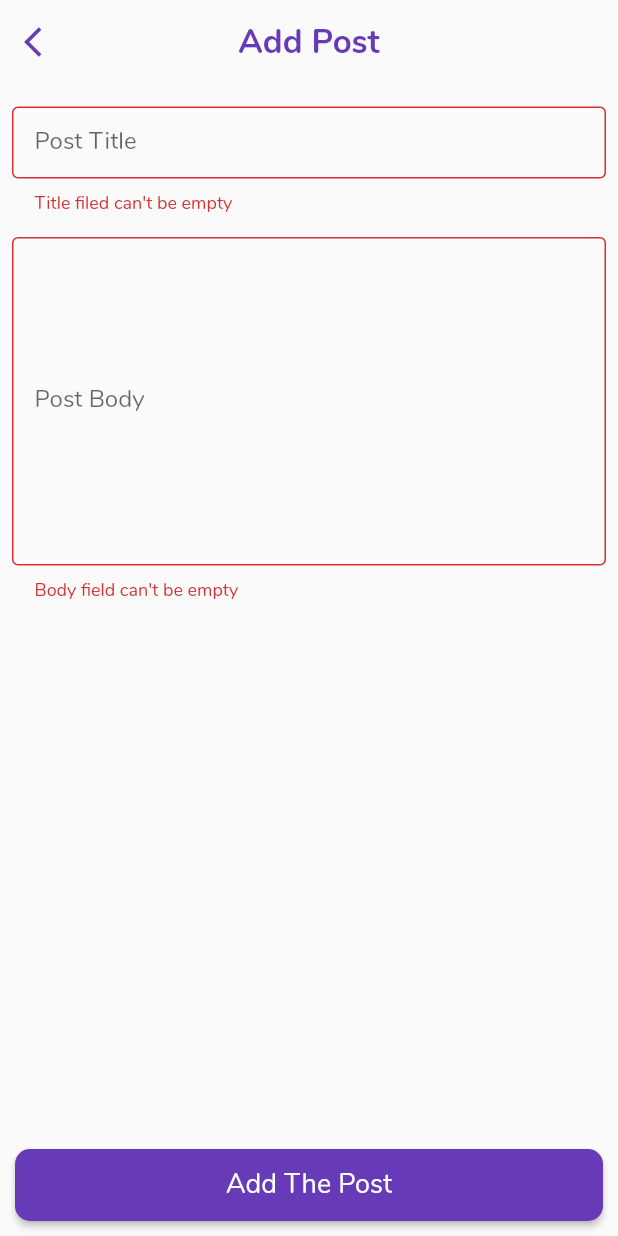
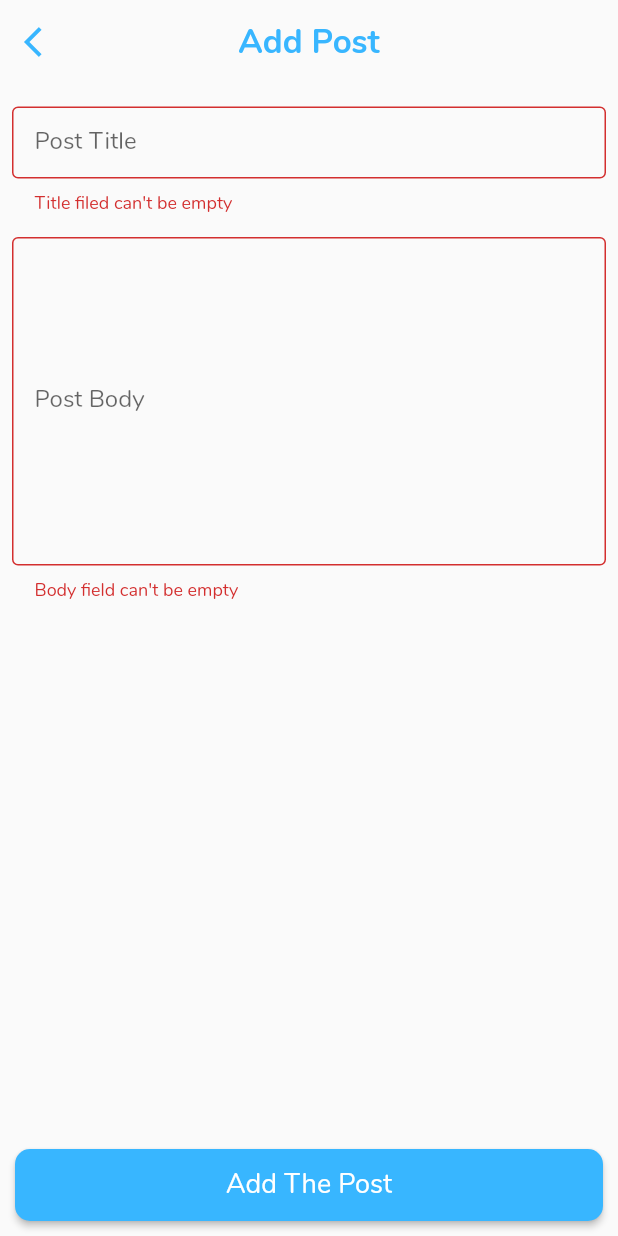
Before and after one commit to himanshusharma89/Flutter-Blog-App, a Flutter app: the AddPost screen opened by its route, after a tap on "Add The Post", on a phone screen of 412 x 824 dp. Run offline on Flutter 3.47's test engine with Material 2 defaults, Android fonts, the phone set to English and light mode, and no system bars; our stand-ins replace cached_network_image, firebase_core, firebase_database, shared_preferences, timeago, webview_flutter; accounts and stored records are empty.

Commit message:
App Logo + Theme Update

```diff
--- /dev/null
+++ b/lib/helpers/app_theme.dart
@@ -0,0 +1,5 @@
+import 'package:flutter/material.dart';
+
+class AppTheme{
+  static const Color primaryColor = Color(0xff38b6ff);
+}
--- a/lib/helpers/floating_button.dart
+++ b/lib/helpers/floating_button.dart
@@ -1,3 +1,4 @@
+import 'package:blog_app/helpers/app_theme.dart';
 import 'package:blog_app/providers/theme_notifier.dart';
 import 'package:flutter/material.dart';
 import 'package:provider/provider.dart';
@@ -19,13 +20,13 @@ class _FloatingButtonState extends State<FloatingButton> {
       margin: const EdgeInsets.only(bottom: 10),
       height: kFloatingActionButtonMargin * 3,
       child: RaisedButton(
-          color: themeChange.darkTheme ? Colors.white :  Colors.deepPurple,
+          color: themeChange.darkTheme ? Colors.white :  AppTheme.primaryColor,
           shape:
               RoundedRectangleBorder(borderRadius: BorderRadius.circular(10)),
           onPressed: widget.onPressed,
           child: Text(
             widget.buttonText,
-            style: TextStyle(color: themeChange.darkTheme ? Colors.deepPurple : Colors.white, fontSize: 18),
+            style: TextStyle(color: themeChange.darkTheme ? AppTheme.primaryColor : Colors.white, fontSize: 18),
           )),
     );
   }
--- a/lib/models/theme_data.dart
+++ b/lib/helpers/theme_data.dart
@@ -1,3 +1,4 @@
+import 'package:blog_app/helpers/app_theme.dart';
 import 'package:flutter/material.dart';
 
 final darkTheme = ThemeData(
@@ -8,11 +9,11 @@ final darkTheme = ThemeData(
     backgroundColor: const Color(0xFF212121),
     accentColor: Colors.white,
     floatingActionButtonTheme: FloatingActionButtonThemeData(
-        foregroundColor: Colors.deepPurple, backgroundColor: Colors.white),
+        foregroundColor: AppTheme.primaryColor, backgroundColor: Colors.white),
     dividerColor: Colors.black12,
     inputDecorationTheme: InputDecorationTheme(
       // enabledBorder: new OutlineInputBorder(
-      //   borderSide:  BorderSide(color: Colors.deepPurple ),
+      //   borderSide:  BorderSide(color: AppTheme.primaryColor ),
       // ),
       focusedBorder: new OutlineInputBorder(
         borderSide: BorderSide(color: Colors.white),
@@ -35,32 +36,32 @@ final darkTheme = ThemeData(
 
 final lightTheme = ThemeData(
     primarySwatch: Colors.purple,
-    primaryColor: Colors.deepPurple,
+    primaryColor: AppTheme.primaryColor,
     fontFamily: 'Nunito',
     brightness: Brightness.light,
     backgroundColor: const Color(0xFFE5E5E5),
     accentColor: Colors.black,
     floatingActionButtonTheme: FloatingActionButtonThemeData(
-        foregroundColor: Colors.white, backgroundColor: Colors.deepPurple),
+        foregroundColor: Colors.white, backgroundColor: AppTheme.primaryColor),
     dividerColor: Colors.white54,
     inputDecorationTheme: InputDecorationTheme(
       focusedBorder: new OutlineInputBorder(
-        borderSide: BorderSide(color: Colors.deepPurple),
+        borderSide: BorderSide(color: AppTheme.primaryColor),
       ),
     ),
     iconTheme: IconThemeData(
-      color: Colors.deepPurple,
+      color: AppTheme.primaryColor,
     ),
     appBarTheme: AppBarTheme(
         elevation: 0,
         centerTitle: true,
         color: Colors.transparent,
         iconTheme: IconThemeData(
-          color: Colors.deepPurple,
+          color: AppTheme.primaryColor,
         ),
         textTheme: TextTheme(
             headline6: TextStyle(
-          color: Colors.deepPurple,
+          color: AppTheme.primaryColor,
           fontFamily: 'Nunito',
           fontSize: 22.0,
           fontWeight: FontWeight.w700,
--- a/lib/main.dart
+++ b/lib/main.dart
@@ -6,7 +6,7 @@ import 'package:flutter/material.dart';
 import 'package:flutter/services.dart';
 import 'package:provider/provider.dart';
 import 'package:blog_app/providers/theme_notifier.dart';
-import 'models/theme_data.dart';
+import 'helpers/theme_data.dart';
 import 'screens/home.dart';
 import 'routing/route_page.dart';
 import 'routing/route_constant.dart';
@@ -67,7 +67,7 @@ class _BlogAppState extends State<BlogApp> {
               theme: (themeChangeProvider.darkTheme == true)
                   ? darkTheme
                   : lightTheme,
-              home: SafeArea(child: HomePage()),
+              home: HomePage(),
               onGenerateRoute: RoutePage.generateRoute,
               initialRoute: RouteConstant.ROOT,
             ),
--- a/lib/screens/drawer.dart
+++ b/lib/screens/drawer.dart
@@ -1,3 +1,4 @@
+import 'package:blog_app/helpers/app_theme.dart';
 import 'package:blog_app/providers/theme_notifier.dart';
 import 'package:blog_app/routing/route_constant.dart';
 import 'package:flutter/cupertino.dart';
@@ -56,7 +57,7 @@ class _BlogDrawerState extends State<BlogDrawer> {
                       scale: 0.7,
                       origin: Offset(25, 0),
                       child: CupertinoSwitch(
-                        activeColor: Colors.deepPurple,
+                        activeColor: AppTheme.primaryColor,
                         value: swithValue,
                         onChanged: (bool value) {
                           setState(() {
--- a/lib/screens/home.dart
+++ b/lib/screens/home.dart
@@ -1,3 +1,4 @@
+import 'package:blog_app/helpers/app_theme.dart';
 import 'package:blog_app/models/post.dart';
 import 'package:blog_app/screens/drawer.dart';
 import 'package:blog_app/screens/medium_articles.dart';
@@ -92,7 +93,7 @@ class _HomePageState extends State<HomePage> {
                           },
                           child: Card(
                               elevation: 4.0,
-                              color: Colors.deepPurple,
+                              color: AppTheme.primaryColor,
                               child: Padding(
                                 padding: const EdgeInsets.all(10),
                                 child: Column(
--- a/pubspec.yaml
+++ b/pubspec.yaml
@@ -30,11 +30,6 @@ dependencies:
   cupertino_icons: ^0.1.2
   cached_network_image: ^2.3.2+1
   google_fonts: ^1.1.0
-
-flutter_icons:
-  image_path: "assets/blogging.png"
-  ios: true
-  android: true
 
 dev_dependencies:
   flutter_test:
```
Also changed, not shown: lib/screens/medium_articles.dart (+62 -60 lines), assets/blogging.png (deleted), 19 other files.
